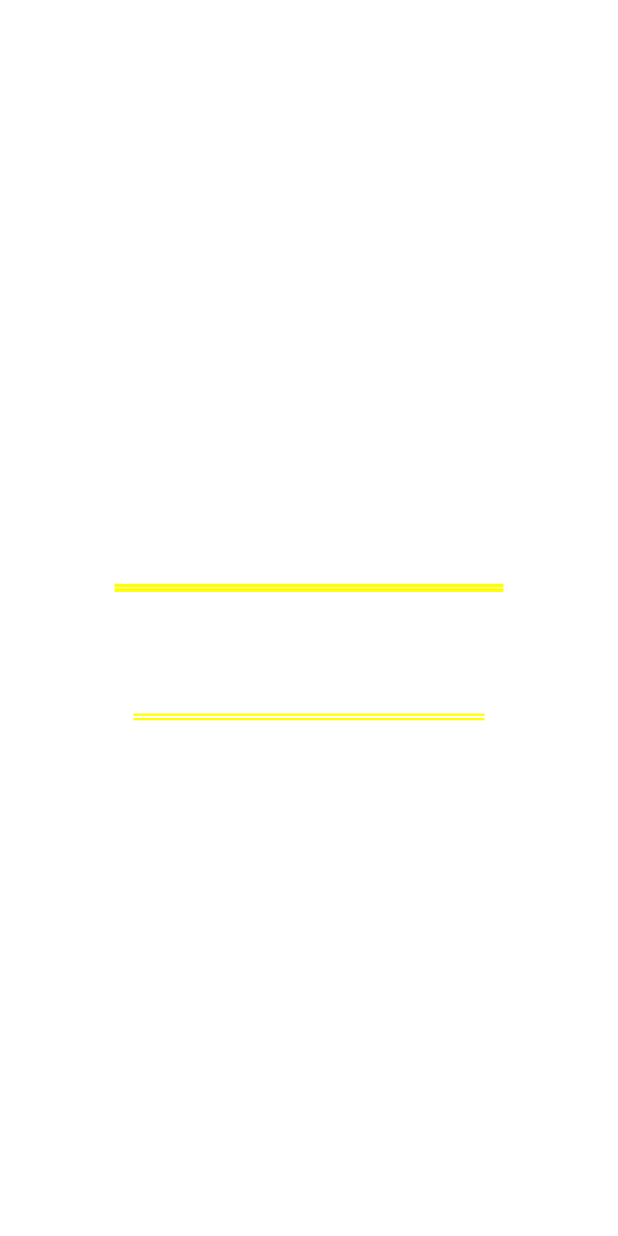
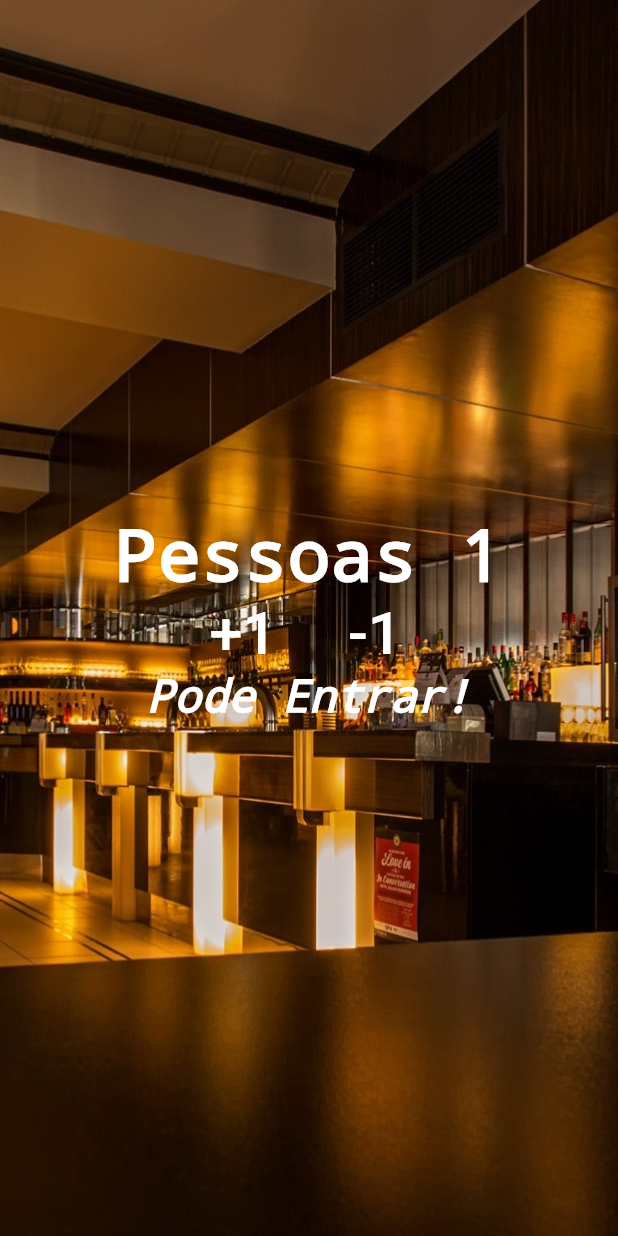
Before and after one commit to etec-sebrae/contador_restaurante, a Flutter app: the screen it shows after launch, after a tap on "+1", on a phone screen of 412 x 824 dp. Run offline on Flutter 3.47's test engine with Material 2 defaults, Android fonts, the phone set to English and light mode, and no system bars.

Commit message:
alteração main

```diff
--- a/lib/main.dart
+++ b/lib/main.dart
@@ -4,12 +4,43 @@ import 'package:flutter/material.dart';
 void main() {
   runApp(MaterialApp(
       title: "Contador",
-      home: Column(
+      home: Home() ));
+}
+
+class Home extends StatefulWidget {
+  @override
+  _HomeState createState() => _HomeState();
+}
+
+class _HomeState extends State<Home> {
+
+  int _pessoa = 0;
+  String _info = "Pode Entrar!";
+
+  void _alterarPessoa(int valor){
+    setState(() {
+      _pessoa+=valor;
+    });
+  }
+
+  @override
+  Widget build(BuildContext context) {
+    return Stack(
+      children: <Widget>[
+        Image.asset(
+          "images/restaurant.jpg",
+          fit: BoxFit.cover,
+          height: 1000,
+        ),
+        Column(
           mainAxisAlignment: MainAxisAlignment.center,
           children: <Widget>[
             Text(
-            "Pessoas 0",
-            style: TextStyle(color: Colors.white, fontWeight: FontWeight.bold),
+              "Pessoas $_pessoa",
+              style: TextStyle(
+                  color: Colors.white,
+                  fontWeight: FontWeight.bold,
+                  decoration: TextDecoration.none),
             ),
             Row(
               mainAxisAlignment: MainAxisAlignment.center,
@@ -19,23 +50,34 @@ void main() {
                     "+1",
                     style: TextStyle(color: Colors.white, fontSize: 40),
                   ),
-                onPressed: (){},
+                  onPressed: (){
+                    _alterarPessoa(1);
+                  },
                 ),
                 FlatButton(
                   child: Text(
                     "-1",
                     style: TextStyle(color: Colors.white, fontSize: 40),
                   ),
-                onPressed: (){},
+                  onPressed: (){
+                    _alterarPessoa(-1);
+                  },
                 ),
 
               ],
             ),
             Text(
-            "Pode Entrar !",
+              _info,
               style: TextStyle(
-                color: Colors.white, fontStyle: FontStyle.italic, fontSize: 30),
+                  color: Colors.white,
+                  fontStyle: FontStyle.italic,
+                  fontSize: 30,
+                  decoration: TextDecoration.none
+              ),
             )
           ],
-      )));
+        )
+      ],
+    );
   }
+}
--- a/pubspec.yaml
+++ b/pubspec.yaml
@@ -45,9 +45,9 @@ flutter:
   uses-material-design: true
 
   # To add assets to your application, add an assets section, like this:
-  # assets:
-  #   - images/a_dot_burr.jpeg
-  #   - images/a_dot_ham.jpeg
+  assets:
+    - images/restaurant.jpg
+  # - images/a_dot_ham.jpeg
 
   # An image asset can refer to one or more resolution-specific "variants", see
   # https://flutter.dev/assets-and-images/#resolution-aware.
```
Also changed, not shown: images/restaurant.jpg (added). Lines whose indentation alone changed are shown as unchanged.
